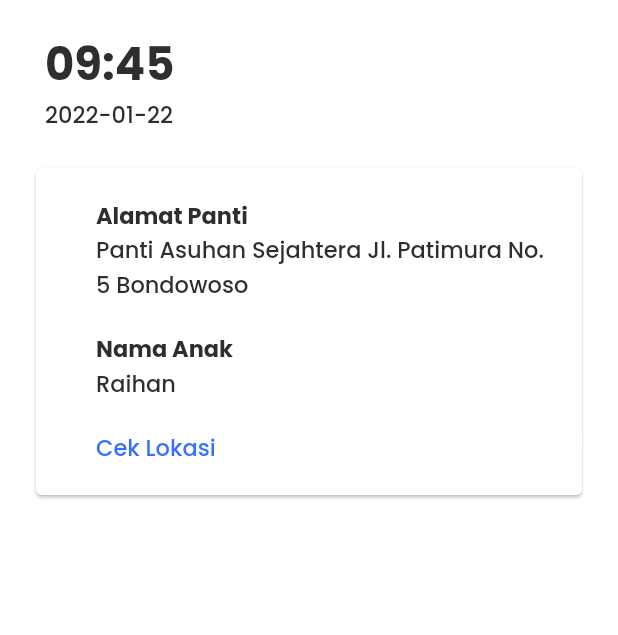
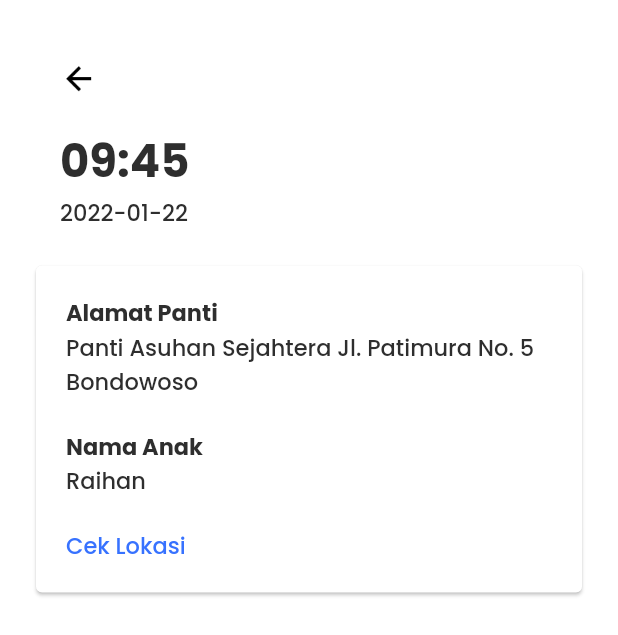
Before and after one commit to yoannikaros/Edopt, a Flutter app: the DetailHistory screen opened by its route, on a phone screen of 412 x 824 dp. Shown: the top 635 px of the screen. Run offline on Flutter 3.47's test engine with Material 2 defaults, Android fonts, the phone set to English and light mode, and no system bars; our stand-ins replace google_fonts.

Commit message:
add history

```diff
--- a/lib/home/history/detail_history.dart
+++ b/lib/home/history/detail_history.dart
@@ -8,9 +8,26 @@ class DetailHistory extends StatelessWidget {
 
   @override
   Widget build(BuildContext context) {
+
+    Widget header() {
+      return Container(
+        margin: EdgeInsets.only(top: 40,left: 40),
+        child: Row(
+          children: [
+            GestureDetector(
+              onTap: () {
+                Navigator.pop(context);
+              },
+              child: Image.asset('aset/icon_kembali.png', width: 25),
+            ),
+          ],
+        ),
+      );
+    }
+
     Widget detail1(){
       return Container(
-        margin: EdgeInsets.only(left: 30,top: 20),
+        margin: EdgeInsets.only(left: 40,top: 20),
         child: Column(
           crossAxisAlignment: CrossAxisAlignment.start,
           children: [
@@ -32,7 +49,7 @@ class DetailHistory extends StatelessWidget {
 
           child: Container(
             padding: EdgeInsets.all(20),
-            margin: EdgeInsets.only(left: 20),
+            //margin: EdgeInsets.only(left: 60),
             child: Column(
               crossAxisAlignment: CrossAxisAlignment.start,
               children: [
@@ -72,8 +89,9 @@ class DetailHistory extends StatelessWidget {
       backgroundColor: Colors.white,
       body: ListView(
         children: [
+          header(),
           detail1(),
-          CardDetail()
+          CardDetail(),
         ],
       ),
     );
```
